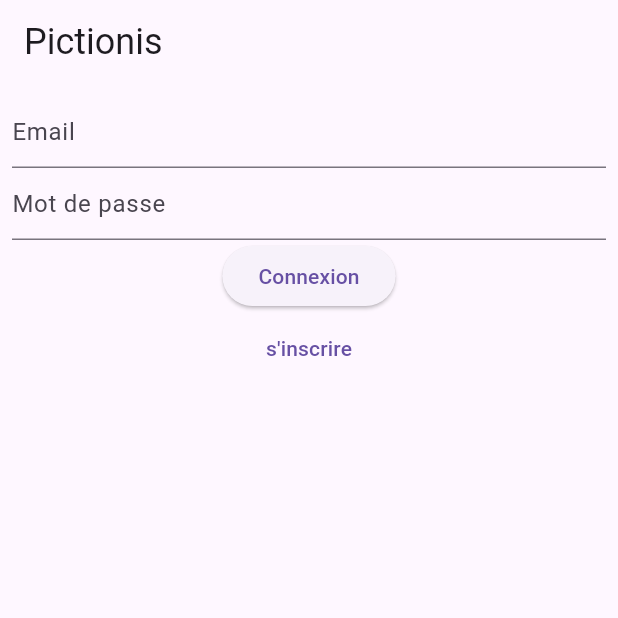
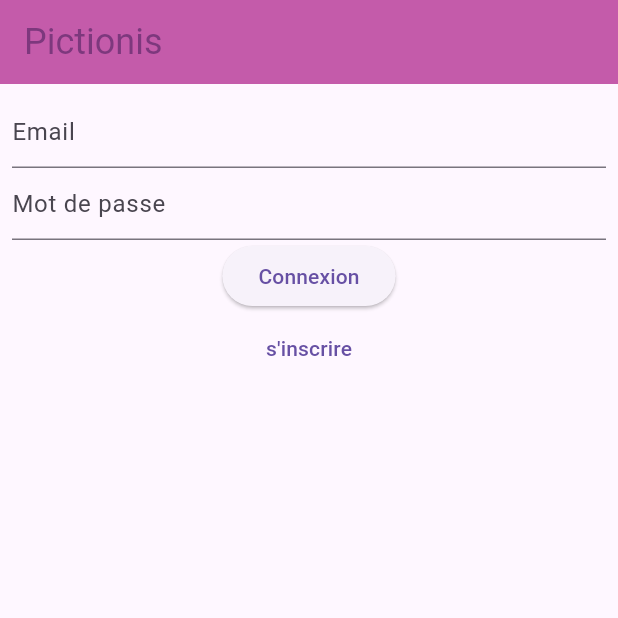
Before and after one commit to Martriss/pictionis, a Flutter app: the screen it shows after launch, on a phone screen of 412 x 824 dp, the top half of it. Run offline on Flutter 3.47's test engine with Material 3 defaults, Android fonts, the phone set to English and light mode, and no system bars; our stand-ins replace cloud_firestore, firebase_auth, firebase_core, flutter_colorpicker, flutter_expandable_fab, google_fonts; accounts and stored records are empty.

Commit message:
feat(theme): add color theme

```diff
--- a/pictionis/lib/screen/login_page.dart
+++ b/pictionis/lib/screen/login_page.dart
@@ -1,6 +1,7 @@
 import 'package:flutter/material.dart';
 import 'package:pictionis/service/auth_service.dart';
 import 'package:google_fonts/google_fonts.dart';
+import 'package:pictionis/theme.dart';
 
 class LoginPage extends StatefulWidget {
   const LoginPage({super.key});
@@ -21,7 +22,7 @@ class _LoginPageState extends State<LoginPage> {
       title,
       style: GoogleFonts.luckiestGuy(
         fontSize: 64,
-        // color: Color.black,
+        color: MyColors.colorDefault,
       ),
     );
   }
@@ -30,11 +31,13 @@ class _LoginPageState extends State<LoginPage> {
   Widget build(BuildContext context) {
     return Scaffold(
       appBar: AppBar(
-        title: Text("Pictionis",
-            style: GoogleFonts.luckiestGuy(
-              fontSize: 24,
-              // color: Color.black,
-            )),
+        title: Text(
+          "Pictionis",
+          style: GoogleFonts.luckiestGuy(
+            fontSize: 24,
+            color: MyColors.darkColor,
+          )),
+        backgroundColor: MyColors.primaryColor,
       ),
       body: Center(
         child: Padding(
--- /dev/null
+++ b/pictionis/lib/theme.dart
@@ -0,0 +1,10 @@
+import 'package:flutter/material.dart';
+
+class MyColors {
+  static const colorDefault = Colors.black;
+  static const primaryColor = Color(0xFFC45BAA);
+  static const secondaryColor = Color(0xFFE1D89F);
+  static const thirdColor = Color(0xFFCD8B76);
+  static const darkColor = Color(0xFF7D387D);
+  static const darkColor2 = Color(0xFF27474E);
+}
```
